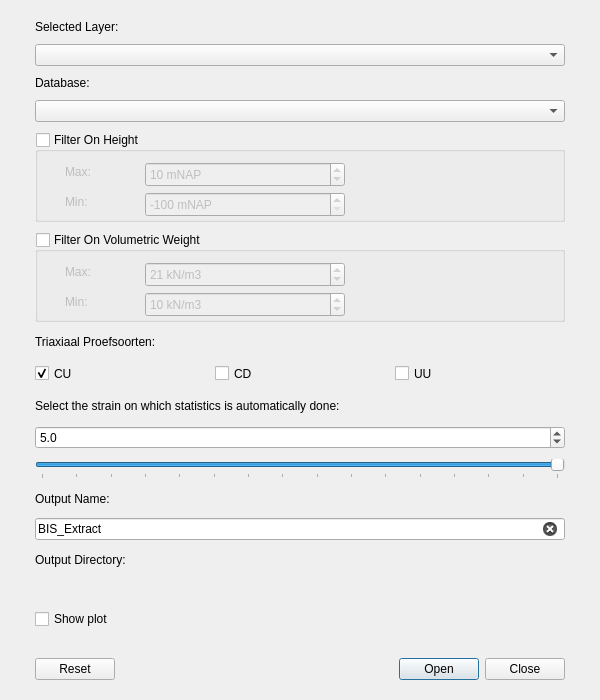
The window that db_connect_dialog_base.ui (KRS-dev/proeven_verzameling_plugin) describes before a commit, drawn with Qt 5.
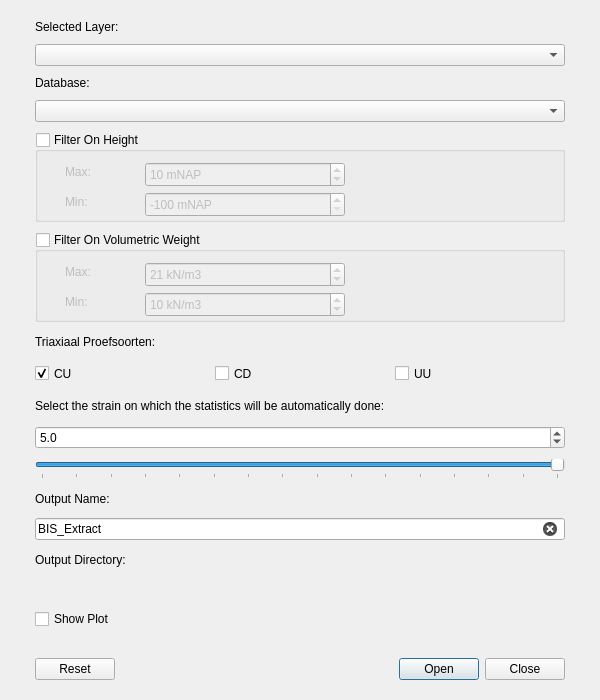
The same window after the commit. Custom widgets are drawn as their Qt base class.

What changed in the file:
```diff
--- a/db_connect_dialog_base.ui
+++ b/db_connect_dialog_base.ui
@@ -365,7 +365,7 @@
     <item>
      <widget class="QLabel" name="label_2">
       <property name="text">
-       <string>Select the strain on which statistics is automatically done:</string>
+       <string>Select the strain on which the statistics will be automatically done:</string>
       </property>
       <property name="buddy">
        <cstring>sb_strain</cstring>
@@ -481,7 +481,7 @@
     <item>
      <widget class="QCheckBox" name="cb_showPlot">
       <property name="text">
-       <string>Show plot</string>
+       <string>Show Plot</string>
       </property>
      </widget>
     </item>
```
